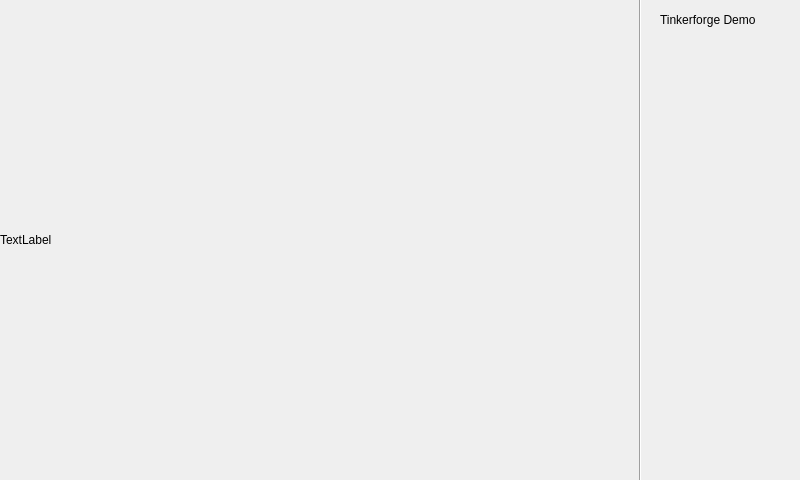
Old version of the form software/demo/ui/mainwindow.ui in the repository Tinkerforge/thermal-imaging-bricklet.
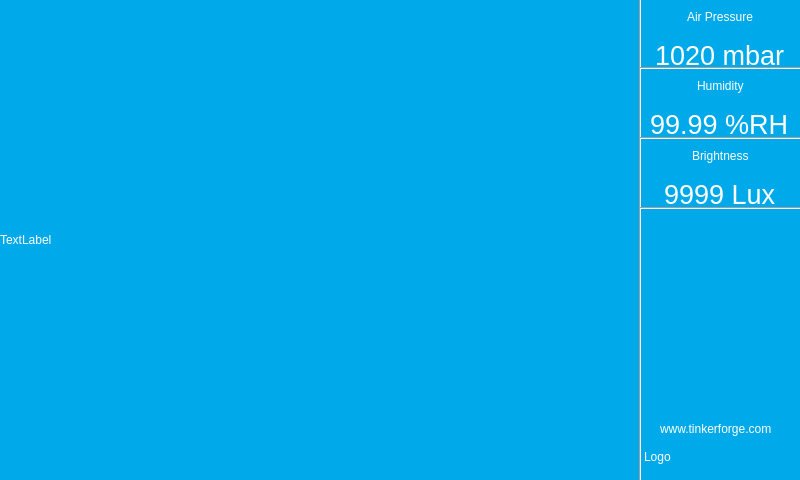
New version of the form.

Commit message: Add humidity, air pressure and ambient light support

What changed in the file:
```diff
--- a/software/demo/ui/mainwindow.ui
+++ b/software/demo/ui/mainwindow.ui
@@ -16,6 +16,97 @@
     <verstretch>0</verstretch>
    </sizepolicy>
   </property>
+  <property name="palette">
+   <palette>
+    <active>
+     <colorrole role="WindowText">
+      <brush brushstyle="SolidPattern">
+       <color alpha="255">
+        <red>255</red>
+        <green>255</green>
+        <blue>255</blue>
+       </color>
+      </brush>
+     </colorrole>
+     <colorrole role="Base">
+      <brush brushstyle="SolidPattern">
+       <color alpha="255">
+        <red>242</red>
+        <green>241</green>
+        <blue>240</blue>
+       </color>
+      </brush>
+     </colorrole>
+     <colorrole role="Window">
+      <brush brushstyle="SolidPattern">
+       <color alpha="255">
+        <red>0</red>
+        <green>170</green>
+        <blue>234</blue>
+       </color>
+      </brush>
+     </colorrole>
+    </active>
+    <inactive>
+     <colorrole role="WindowText">
+      <brush brushstyle="SolidPattern">
+       <color alpha="255">
+        <red>255</red>
+        <green>255</green>
+        <blue>255</blue>
+       </color>
+      </brush>
+     </colorrole>
+     <colorrole role="Base">
+      <brush brushstyle="SolidPattern">
+       <color alpha="255">
+        <red>255</red>
+        <green>255</green>
+        <blue>255</blue>
+       </color>
+      </brush>
+     </colorrole>
+     <colorrole role="Window">
+      <brush brushstyle="SolidPattern">
+       <color alpha="255">
+        <red>0</red>
+        <green>170</green>
+        <blue>234</blue>
+       </color>
+      </brush>
+     </colorrole>
+    </inactive>
+    <disabled>
+     <colorrole role="WindowText">
+      <brush brushstyle="SolidPattern">
+       <color alpha="255">
+        <red>255</red>
+        <green>255</green>
+        <blue>255</blue>
+       </color>
+      </brush>
+     </colorrole>
+     <colorrole role="Base">
+      <brush brushstyle="SolidPattern">
+       <color alpha="255">
+        <red>255</red>
+        <green>255</green>
+        <blue>255</blue>
+       </color>
+      </brush>
+     </colorrole>
+     <colorrole role="Window">
+      <brush brushstyle="SolidPattern">
+       <color alpha="255">
+        <red>0</red>
+        <green>170</green>
+        <blue>234</blue>
+       </color>
+      </brush>
+     </colorrole>
+    </disabled>
+   </palette>
+  </property>
   <property name="windowTitle">
    <string>MainWindow</string>
   </property>
@@ -42,19 +133,6 @@
      <bool>true</bool>
     </property>
    </widget>
-   <widget class="QLabel" name="label">
-    <property name="geometry">
-     <rect>
-      <x>660</x>
-      <y>10</y>
-      <width>131</width>
-      <height>20</height>
-     </rect>
-    </property>
-    <property name="text">
-     <string>Tinkerforge Demo</string>
-    </property>
-   </widget>
    <widget class="Line" name="line">
     <property name="geometry">
      <rect>
@@ -68,6 +146,361 @@
      <enum>Qt::Vertical</enum>
     </property>
    </widget>
+   <widget class="QLabel" name="label_logo">
+    <property name="geometry">
+     <rect>
+      <x>644</x>
+      <y>440</y>
+      <width>151</width>
+      <height>33</height>
+     </rect>
+    </property>
+    <property name="text">
+     <string>Logo</string>
+    </property>
+   </widget>
+   <widget class="Line" name="line_2">
+    <property name="geometry">
+     <rect>
+      <x>640</x>
+      <y>60</y>
+      <width>161</width>
+      <height>16</height>
+     </rect>
+    </property>
+    <property name="orientation">
+     <enum>Qt::Horizontal</enum>
+    </property>
+   </widget>
+   <widget class="Line" name="line_3">
+    <property name="geometry">
+     <rect>
+      <x>640</x>
+      <y>130</y>
+      <width>161</width>
+      <height>16</height>
+     </rect>
+    </property>
+    <property name="orientation">
+     <enum>Qt::Horizontal</enum>
+    </property>
+   </widget>
+   <widget class="Line" name="line_4">
+    <property name="geometry">
+     <rect>
+      <x>640</x>
+      <y>200</y>
+      <width>161</width>
+      <height>16</height>
+     </rect>
+    </property>
+    <property name="orientation">
+     <enum>Qt::Horizontal</enum>
+    </property>
+   </widget>
+   <widget class="QWidget" name="verticalLayoutWidget">
+    <property name="geometry">
+     <rect>
+      <x>640</x>
+      <y>139</y>
+      <width>160</width>
+      <height>71</height>
+     </rect>
+    </property>
+    <layout class="QVBoxLayout" name="verticalLayout">
+     <item>
+      <layout class="QGridLayout" name="gridLayout_2">
+       <item row="0" column="0">
+        <spacer name="horizontalSpacer_3">
+         <property name="orientation">
+          <enum>Qt::Horizontal</enum>
+         </property>
+         <property name="sizeHint" stdset="0">
+          <size>
+           <width>40</width>
+           <height>20</height>
+          </size>
+         </property>
+        </spacer>
+       </item>
+       <item row="0" column="1">
+        <widget class="QLabel" name="label_4">
+         <property name="text">
+          <string>Brightness</string>
+         </property>
+        </widget>
+       </item>
+       <item row="0" column="2">
+        <spacer name="horizontalSpacer_4">
+         <property name="orientation">
+          <enum>Qt::Horizontal</enum>
+         </property>
+         <property name="sizeHint" stdset="0">
+          <size>
+           <width>40</width>
+           <height>20</height>
+          </size>
+         </property>
+        </spacer>
+       </item>
+      </layout>
+     </item>
+     <item>
+      <layout class="QGridLayout" name="gridLayout">
+       <item row="0" column="1">
+        <widget class="QLabel" name="label_brightness">
+         <property name="font">
+          <font>
+           <pointsize>20</pointsize>
+           <weight>50</weight>
+           <italic>false</italic>
+           <bold>false</bold>
+          </font>
+         </property>
+         <property name="text">
+          <string>9999 Lux</string>
+         </property>
+        </widget>
+       </item>
+       <item row="0" column="2">
+        <spacer name="horizontalSpacer">
+         <property name="orientation">
+          <enum>Qt::Horizontal</enum>
+         </property>
+         <property name="sizeHint" stdset="0">
+          <size>
+           <width>40</width>
+           <height>20</height>
+          </size>
+         </property>
+        </spacer>
+       </item>
+       <item row="0" column="0">
+        <spacer name="horizontalSpacer_2">
+         <property name="orientation">
+          <enum>Qt::Horizontal</enum>
+         </property>
+         <property name="sizeHint" stdset="0">
+          <size>
+           <width>40</width>
+           <height>20</height>
+          </size>
+         </property>
+        </spacer>
+       </item>
+      </layout>
+     </item>
+    </layout>
+   </widget>
+   <widget class="QWidget" name="verticalLayoutWidget_2">
+    <property name="geometry">
+     <rect>
+      <x>640</x>
+      <y>69</y>
+      <width>160</width>
+      <height>71</height>
+     </rect>
+    </property>
+    <layout class="QVBoxLayout" name="verticalLayout_2">
+     <item>
+      <layout class="QGridLayout" name="gridLayout_4">
+       <item row="0" column="1">
+        <widget class="QLabel" name="label_3">
+         <property name="text">
+          <string>Humidity</string>
+         </property>
+        </widget>
+       </item>
+       <item row="0" column="2">
+        <spacer name="horizontalSpacer_5">
+         <property name="orientation">
+          <enum>Qt::Horizontal</enum>
+         </property>
+         <property name="sizeHint" stdset="0">
+          <size>
+           <width>40</width>
+           <height>20</height>
+          </size>
+         </property>
+        </spacer>
+       </item>
+       <item row="0" column="0">
+        <spacer name="horizontalSpacer_6">
+         <property name="orientation">
+          <enum>Qt::Horizontal</enum>
+         </property>
+         <property name="sizeHint" stdset="0">
+          <size>
+           <width>40</width>
+           <height>20</height>
+          </size>
+         </property>
+        </spacer>
+       </item>
+      </layout>
+     </item>
+     <item>
+      <layout class="QGridLayout" name="gridLayout_3">
+       <item row="0" column="2">
+        <spacer name="horizontalSpacer_7">
+         <property name="orientation">
+          <enum>Qt::Horizontal</enum>
+         </property>
+         <property name="sizeHint" stdset="0">
+          <size>
+           <width>40</width>
+           <height>20</height>
+          </size>
+         </property>
+        </spacer>
+       </item>
+       <item row="0" column="1">
+        <widget class="QLabel" name="label_humidity">
+         <property name="font">
+          <font>
+           <pointsize>20</pointsize>
+           <weight>50</weight>
+           <italic>false</italic>
+           <bold>false</bold>
+          </font>
+         </property>
+         <property name="text">
+          <string>99.99 %RH</string>
+         </property>
+        </widget>
+       </item>
+       <item row="0" column="0">
+        <spacer name="horizontalSpacer_8">
+         <property name="orientation">
+          <enum>Qt::Horizontal</enum>
+         </property>
+         <property name="sizeHint" stdset="0">
+          <size>
+           <width>40</width>
+           <height>20</height>
+          </size>
+         </property>
+        </spacer>
+       </item>
+      </layout>
+     </item>
+    </layout>
+   </widget>
+   <widget class="QWidget" name="verticalLayoutWidget_3">
+    <property name="geometry">
+     <rect>
+      <x>640</x>
+      <y>0</y>
+      <width>160</width>
+      <height>71</height>
+     </rect>
+    </property>
+    <layout class="QVBoxLayout" name="verticalLayout_3">
+     <item>
+      <layout class="QGridLayout" name="gridLayout_6">
+       <item row="0" column="2">
+        <spacer name="horizontalSpacer_11">
+         <property name="orientation">
+          <enum>Qt::Horizontal</enum>
+         </property>
+         <property name="sizeHint" stdset="0">
+          <size>
+           <width>40</width>
+           <height>20</height>
+          </size>
+         </property>
+        </spacer>
+       </item>
+       <item row="0" column="1">
+        <widget class="QLabel" name="label_2">
+         <property name="text">
+          <string>Air Pressure</string>
+         </property>
+        </widget>
+       </item>
+       <item row="0" column="0">
+        <spacer name="horizontalSpacer_12">
+         <property name="orientation">
+          <enum>Qt::Horizontal</enum>
+         </property>
+         <property name="sizeHint" stdset="0">
+          <size>
+           <width>40</width>
+           <height>20</height>
+          </size>
+         </property>
+        </spacer>
+       </item>
+      </layout>
+     </item>
+     <item>
+      <layout class="QGridLayout" name="gridLayout_5">
+       <item row="0" column="2">
+        <spacer name="horizontalSpacer_9">
+         <property name="orientation">
+          <enum>Qt::Horizontal</enum>
+         </property>
+         <property name="sizeHint" stdset="0">
+          <size>
+           <width>40</width>
+           <height>20</height>
+          </size>
+         </property>
+        </spacer>
+       </item>
+       <item row="0" column="1">
+        <widget class="QLabel" name="label_airpressure">
+         <property name="font">
+          <font>
+           <pointsize>20</pointsize>
+           <weight>50</weight>
+           <italic>false</italic>
+           <bold>false</bold>
+          </font>
+         </property>
+         <property name="text">
+          <string>1020 mbar</string>
+         </property>
+        </widget>
+       </item>
+       <item row="0" column="0">
+        <spacer name="horizontalSpacer_10">
+         <property name="orientation">
+          <enum>Qt::Horizontal</enum>
+         </property>
+         <property name="sizeHint" stdset="0">
+          <size>
+           <width>40</width>
+           <height>20</height>
+          </size>
+         </property>
+        </spacer>
+       </item>
+      </layout>
+     </item>
+    </layout>
+   </widget>
+   <widget class="QLabel" name="website">
+    <property name="geometry">
+     <rect>
+      <x>660</x>
+      <y>420</y>
+      <width>121</width>
+      <height>17</height>
+     </rect>
+    </property>
+    <property name="font">
+     <font>
+      <pointsize>9</pointsize>
+      <weight>50</weight>
+      <italic>false</italic>
+      <bold>false</bold>
+     </font>
+    </property>
+    <property name="text">
+     <string>www.tinkerforge.com</string>
+    </property>
+   </widget>
   </widget>
  </widget>
  <resources/>
```
The commit also changes 2 other files.
